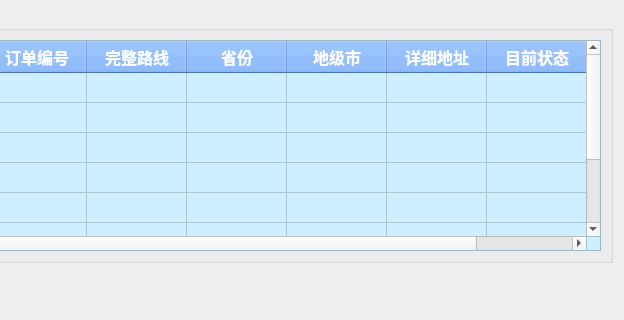
Before: the Qt Designer form modules/postman/postman_main.ui in gfzyl/Parcel-System, drawn with Qt 5; both pictures show x 137 to 761 and y 0 to 320 of the 761 by 442 pixel window.
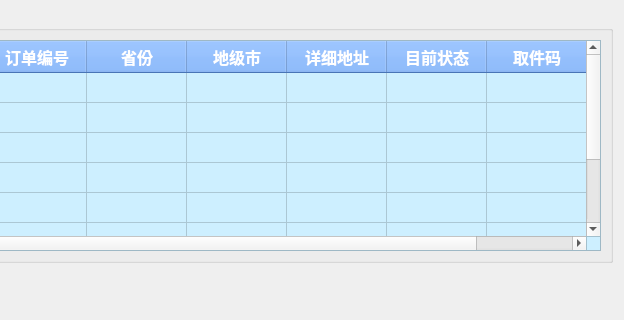
After: the same form once the commit is applied.

Patch:
```diff
--- a/modules/postman/postman_main.ui
+++ b/modules/postman/postman_main.ui
@@ -77,6 +77,9 @@
         <attribute name="horizontalHeaderCascadingSectionResizes">
          <bool>false</bool>
         </attribute>
+        <attribute name="horizontalHeaderDefaultSectionSize">
+         <number>100</number>
+        </attribute>
         <attribute name="verticalHeaderVisible">
          <bool>false</bool>
         </attribute>
@@ -130,11 +133,6 @@
           <string>订单编号</string>
          </property>
         </column>
-        <column>
-         <property name="text">
-          <string>完整路线</string>
-         </property>
-        </column>
         <column>
          <property name="text">
           <string>省份</string>
@@ -155,6 +153,11 @@
           <string>目前状态</string>
          </property>
         </column>
+        <column>
+         <property name="text">
+          <string>取件码</string>
+         </property>
+        </column>
        </widget>
       </item>
      </layout>
```
Left out of the diff: 6 changed lines with no effect on the pictures.
